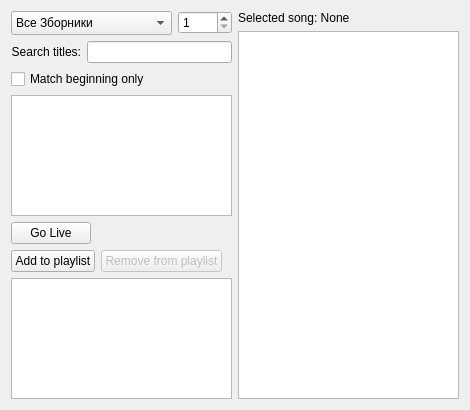
The window that src/songwidget.ui (SoftProjector/src) describes before a commit, drawn with Qt 5.
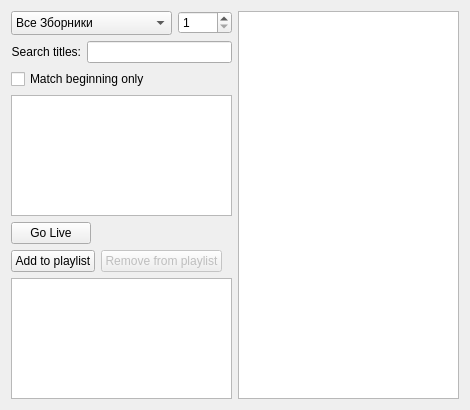
The same window after the commit.

Commit message: A few song-table related bug fixes

The edit to the form file:
```diff
--- a/src/songwidget.ui
+++ b/src/songwidget.ui
@@ -244,13 +244,6 @@
    </item>
    <item>
     <layout class="QVBoxLayout" name="verticalLayout_2">
-     <item>
-      <widget class="QLabel" name="selected_song_label">
-       <property name="text">
-        <string>Selected song: None</string>
-       </property>
-      </widget>
-     </item>
      <item>
       <widget class="QListWidget" name="listPreview">
        <property name="minimumSize">
```
The commit also changes 4 other files.
